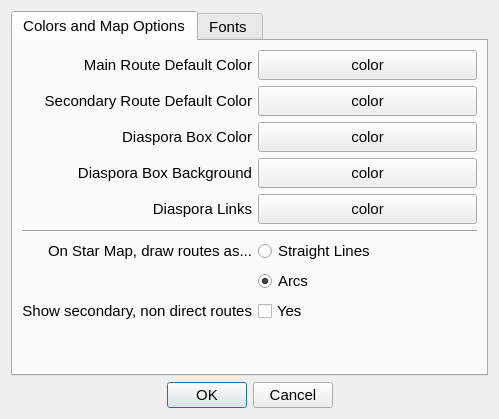
Qt form warpmain/dialogs/preferencesdialog.ui (maxlambertini/Warp2010) before a commit.
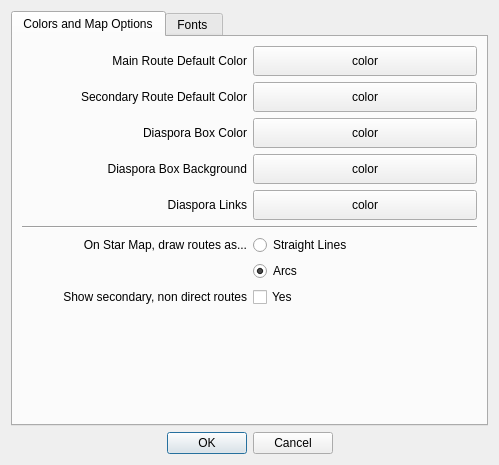
The same form after that commit. Custom widgets are drawn as their Qt base class.

Commit message: Edited font sizes

Patch:
```diff
--- a/warpmain/dialogs/preferencesdialog.ui
+++ b/warpmain/dialogs/preferencesdialog.ui
@@ -7,7 +7,7 @@
     <x>0</x>
     <y>0</y>
     <width>499</width>
-    <height>419</height>
+    <height>465</height>
    </rect>
   </property>
   <property name="sizePolicy">
@@ -32,7 +32,7 @@
     <widget class="QTabWidget" name="tabWidget">
      <property name="font">
       <font>
-       <pointsize>11</pointsize>
+       <pointsize>9</pointsize>
       </font>
      </property>
      <property name="currentIndex">
@@ -57,6 +57,11 @@
                  <height>30</height>
                 </size>
                </property>
+               <property name="font">
+                <font>
+                 <pointsize>9</pointsize>
+                </font>
+               </property>
                <property name="text">
                 <string>color</string>
                </property>
@@ -70,6 +75,11 @@
                  <height>30</height>
                 </size>
                </property>
+               <property name="font">
+                <font>
+                 <pointsize>9</pointsize>
+                </font>
+               </property>
                <property name="text">
                 <string>color</string>
                </property>
@@ -83,6 +93,11 @@
                  <height>30</height>
                 </size>
                </property>
+               <property name="font">
+                <font>
+                 <pointsize>9</pointsize>
+                </font>
+               </property>
                <property name="text">
                 <string>color</string>
                </property>
@@ -96,6 +111,11 @@
                  <height>30</height>
                 </size>
                </property>
+               <property name="font">
+                <font>
+                 <pointsize>9</pointsize>
+                </font>
+               </property>
                <property name="text">
                 <string>color</string>
                </property>
@@ -109,6 +129,11 @@
                  <height>30</height>
                 </size>
                </property>
+               <property name="font">
+                <font>
+                 <pointsize>9</pointsize>
+                </font>
+               </property>
                <property name="text">
                 <string>color</string>
                </property>
@@ -116,6 +141,11 @@
              </item>
              <item row="6" column="2">
               <widget class="QRadioButton" name="rdoStraightLines">
+               <property name="font">
+                <font>
+                 <pointsize>9</pointsize>
+                </font>
+               </property>
                <property name="text">
                 <string>Straight Lines</string>
                </property>
@@ -123,6 +153,11 @@
              </item>
              <item row="7" column="2">
               <widget class="QRadioButton" name="rdoArcs">
+               <property name="font">
+                <font>
+                 <pointsize>9</pointsize>
+                </font>
+               </property>
                <property name="text">
                 <string>Arcs</string>
                </property>
@@ -133,6 +168,11 @@
              </item>
              <item row="8" column="2">
               <widget class="QCheckBox" name="chkShowSecondaryRoutes">
+               <property name="font">
+                <font>
+                 <pointsize>9</pointsize>
+                </font>
+               </property>
                <property name="text">
                 <string>Yes</string>
                </property>
@@ -140,6 +180,11 @@
              </item>
              <item row="5" column="1" colspan="2">
               <widget class="Line" name="line">
+               <property name="font">
+                <font>
+                 <pointsize>9</pointsize>
+                </font>
+               </property>
                <property name="orientation">
                 <enum>Qt::Horizontal</enum>
                </property>
@@ -147,6 +192,11 @@
              </item>
              <item row="0" column="1">
               <widget class="QLabel" name="label">
+               <property name="font">
+                <font>
+                 <pointsize>9</pointsize>
+                </font>
+               </property>
                <property name="text">
                 <string>Main Route Default Color</string>
                </property>
@@ -157,6 +207,11 @@
              </item>
              <item row="1" column="1">
               <widget class="QLabel" name="label_2">
+               <property name="font">
+                <font>
+                 <pointsize>9</pointsize>
+                </font>
+               </property>
                <property name="text">
                 <string>Secondary Route Default Color</string>
                </property>
@@ -167,6 +222,11 @@
              </item>
              <item row="2" column="1">
               <widget class="QLabel" name="label_3">
+               <property name="font">
+                <font>
+                 <pointsize>9</pointsize>
+                </font>
+               </property>
                <property name="text">
                 <string>Diaspora Box Color</string>
                </property>
@@ -177,6 +237,11 @@
              </item>
              <item row="3" column="1">
               <widget class="QLabel" name="label_4">
+               <property name="font">
+                <font>
+                 <pointsize>9</pointsize>
+                </font>
+               </property>
                <property name="text">
                 <string>Diaspora Box Background</string>
                </property>
@@ -187,6 +252,11 @@
              </item>
              <item row="4" column="1">
               <widget class="QLabel" name="label_5">
+               <property name="font">
+                <font>
+                 <pointsize>9</pointsize>
+                </font>
+               </property>
                <property name="text">
                 <string>Diaspora Links</string>
                </property>
@@ -197,6 +267,11 @@
              </item>
              <item row="6" column="1">
               <widget class="QLabel" name="label_6">
+               <property name="font">
+                <font>
+                 <pointsize>9</pointsize>
+                </font>
+               </property>
                <property name="text">
                 <string>On Star Map, draw routes as...</string>
                </property>
@@ -207,6 +282,11 @@
              </item>
              <item row="8" column="1">
               <widget class="QLabel" name="label_7">
+               <property name="font">
+                <font>
+                 <pointsize>9</pointsize>
+                </font>
+               </property>
                <property name="text">
                 <string>Show secondary, non direct routes</string>
                </property>
@@ -221,6 +301,11 @@
          </item>
          <item>
           <spacer name="verticalSpacer">
+           <property name="font">
+            <font>
+             <pointsize>9</pointsize>
+            </font>
+           </property>
            <property name="orientation">
             <enum>Qt::Vertical</enum>
            </property>
@@ -355,7 +440,7 @@
       <widget class="QDialogButtonBox" name="buttonBox">
        <property name="font">
         <font>
-         <pointsize>11</pointsize>
+         <pointsize>9</pointsize>
         </font>
        </property>
        <property name="orientation">
```
The commit also changes 14 other files.
